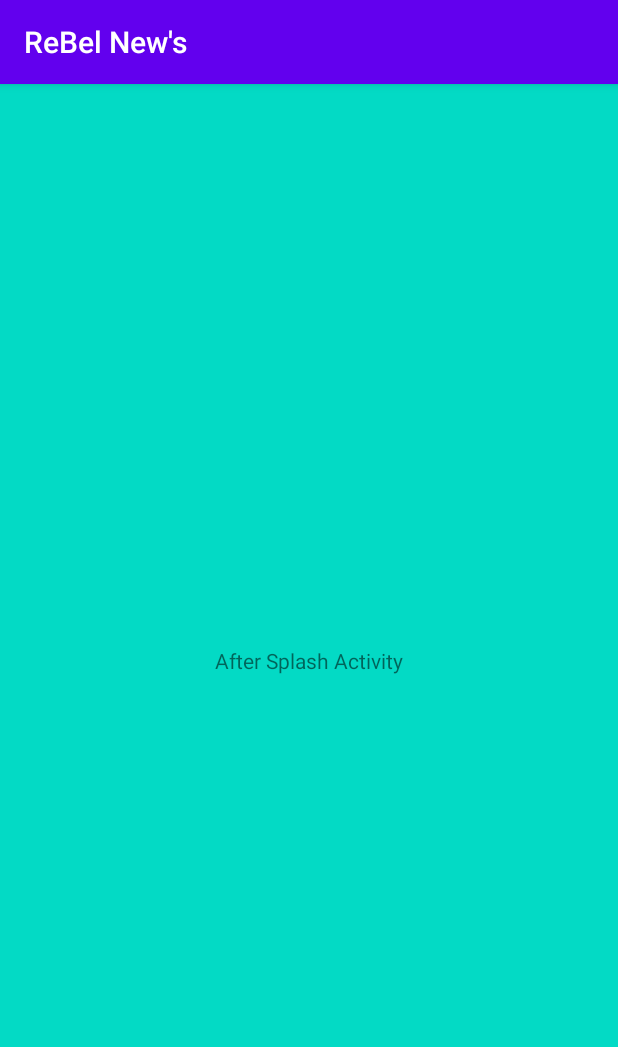
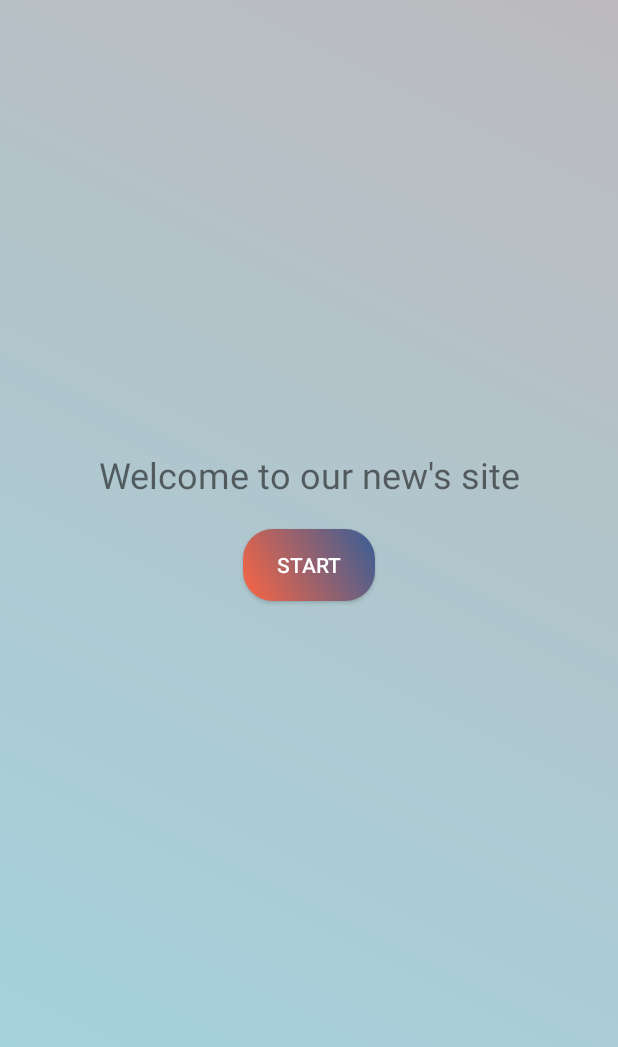
Before and after one commit to Capstone-ReBel/ReBel-Repo, an Android app: the screen it shows after launch (AfterSplashScA), on a phone screen of 412 x 824 dp. Shown: the top 1047 px of the screen. Run offline under Robolectric (Android 15) with nearby library versions, the phone set to English and light mode, and no system bars.

Commit message:
Kerangka Awal

```diff
--- a/app/src/main/java/com/example/capstoneproject/AfterSplashScA.java
+++ b/app/src/main/java/com/example/capstoneproject/AfterSplashScA.java
@@ -2,7 +2,9 @@ package com.example.capstoneproject;
 
 import androidx.appcompat.app.AppCompatActivity;
 
+import android.content.Intent;
 import android.os.Bundle;
+import android.view.View;
 
 public class AfterSplashScA extends AppCompatActivity {
 
@@ -10,5 +12,11 @@ public class AfterSplashScA extends AppCompatActivity {
     protected void onCreate(Bundle savedInstanceState) {
         super.onCreate( savedInstanceState );
         setContentView( R.layout.activity_after_splash_sc );
+
+        getSupportActionBar().hide();
+    }
+
+    public void slider(View view) {
+        startActivity( new Intent( getApplicationContext(), intro.class ) );
     }
 }
--- /dev/null
+++ b/app/src/main/res/drawable/btn_aftersplashsca.xml
@@ -0,0 +1,8 @@
+<?xml version="1.0" encoding="utf-8"?>
+<shape xmlns:android="http://schemas.android.com/apk/res/android">
+    <gradient
+        android:angle="45"
+        android:endColor="@color/AfterSplashScA_color1"
+        android:startColor="@color/AfterSplashScA_color2" />
+    <corners android:radius="20dp" />
+</shape>
--- /dev/null
+++ b/app/src/main/res/drawable/gradaftersplashsca.xml
@@ -0,0 +1,7 @@
+<?xml version="1.0" encoding="utf-8"?>
+<shape xmlns:android="http://schemas.android.com/apk/res/android">
+    <gradient
+        android:angle="45"
+        android:endColor="@color/AfterSplashScA_color3"
+        android:startColor="@color/AfterSplashScA_color4" />
+</shape>
--- a/app/src/main/res/layout/activity_after_splash_sc.xml
+++ b/app/src/main/res/layout/activity_after_splash_sc.xml
@@ -4,16 +4,33 @@
     xmlns:tools="http://schemas.android.com/tools"
     android:layout_width="match_parent"
     android:layout_height="match_parent"
-    tools:context=".AfterSplashScA"
-    android:background="@color/colorAccent">
+    android:background="@drawable/gradaftersplashsca"
+    tools:context=".AfterSplashScA">
 
     <TextView
-        android:id="@+id/txtTry"
+        android:id="@+id/txtWelcome"
+        android:layout_width="match_parent"
+        android:layout_height="wrap_content"
+        android:layout_marginTop="300dp"
+        android:gravity="center"
+        android:text="@string/txt_AfterSplashScA"
+        android:textSize="24sp"
+        app:layout_constraintEnd_toEndOf="parent"
+        app:layout_constraintHorizontal_bias="1.0"
+        app:layout_constraintStart_toStartOf="parent"
+        app:layout_constraintTop_toTopOf="parent" />
+
+    <Button
+        android:id="@+id/btn_start"
         android:layout_width="wrap_content"
         android:layout_height="wrap_content"
-        android:text="@string/txt_try"
-        app:layout_constraintBottom_toBottomOf="parent"
+        android:layout_marginTop="20dp"
+        android:background="@drawable/btn_aftersplashsca"
+        android:text="@string/btn_AfterSplashScA"
+        android:textColor="@android:color/white"
         app:layout_constraintEnd_toEndOf="parent"
         app:layout_constraintStart_toStartOf="parent"
-        app:layout_constraintTop_toTopOf="parent" />
+        app:layout_constraintTop_toBottomOf="@+id/txtWelcome"
+        android:onClick="slider" />
+
 </androidx.constraintlayout.widget.ConstraintLayout>
--- a/app/src/main/res/layout/activity_splash_sc.xml
+++ b/app/src/main/res/layout/activity_splash_sc.xml
@@ -4,6 +4,6 @@
     android:layout_width="match_parent"
     android:layout_height="match_parent"
     tools:context=".SplashScA"
-    android:background="@drawable/large">
+    android:background="@drawable/gnews">
 
 </androidx.constraintlayout.widget.ConstraintLayout>
--- a/app/src/main/res/values/strings.xml
+++ b/app/src/main/res/values/strings.xml
@@ -1,5 +1,9 @@
 <resources>
     <string name="app_name">ReBel New\'s</string>
-    <string name="julian_name">Julian Putra</string>
     <string name="txt_try">After Splash Activity</string>
+    <string name="btn_AfterSplashScA">Start</string>
+    <string name="txt_AfterSplashScA">Welcome to our new\'s site</string>
+    <string name="next">NEXT</string>
+    <string name="skip">SKIP</string>
+    <string name="start">MENU</string>
 </resources>
```
Also changed, not shown: app/src/main/AndroidManifest.xml (+6 -1 lines), app/src/main/java/com/example/capstoneproject/homeidx.java (added, +14 -0 lines), app/src/main/java/com/example/capstoneproject/intro.java (added, +188 -0 lines), app/src/main/java/com/example/capstoneproject/slider1.java (added, +14 -0 lines), app/src/main/java/com/example/capstoneproject/slider2.java (added, +14 -0 lines), app/src/main/java/com/example/capstoneproject/slider3.java (added, +14 -0 lines), app/src/main/res/layout/activity_homeidx.xml (added, +18 -0 lines), app/src/main/res/layout/activity_intro.xml (added, +55 -0 lines), app/src/main/res/layout/activity_slider1.xml (added, +18 -0 lines), app/src/main/res/layout/activity_slider2.xml (added, +18 -0 lines), app/src/main/res/layout/activity_slider3.xml (added, +18 -0 lines), app/src/main/res/values/colors.xml (+19 -0 lines), app/src/main/res/drawable/gnews.png (added), app/src/main/res/drawable/large.png (deleted).
